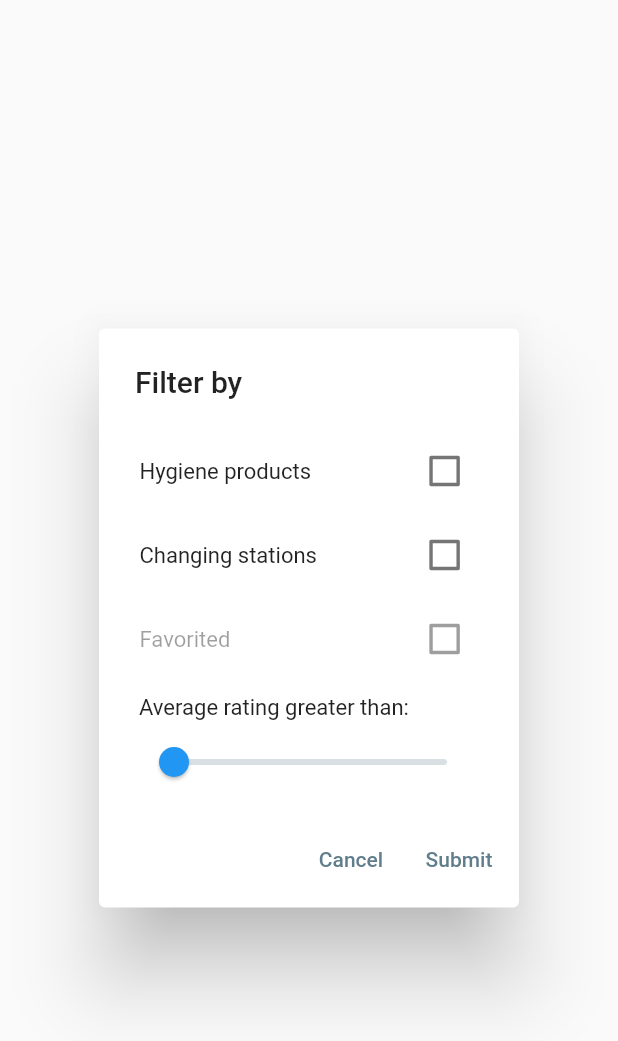
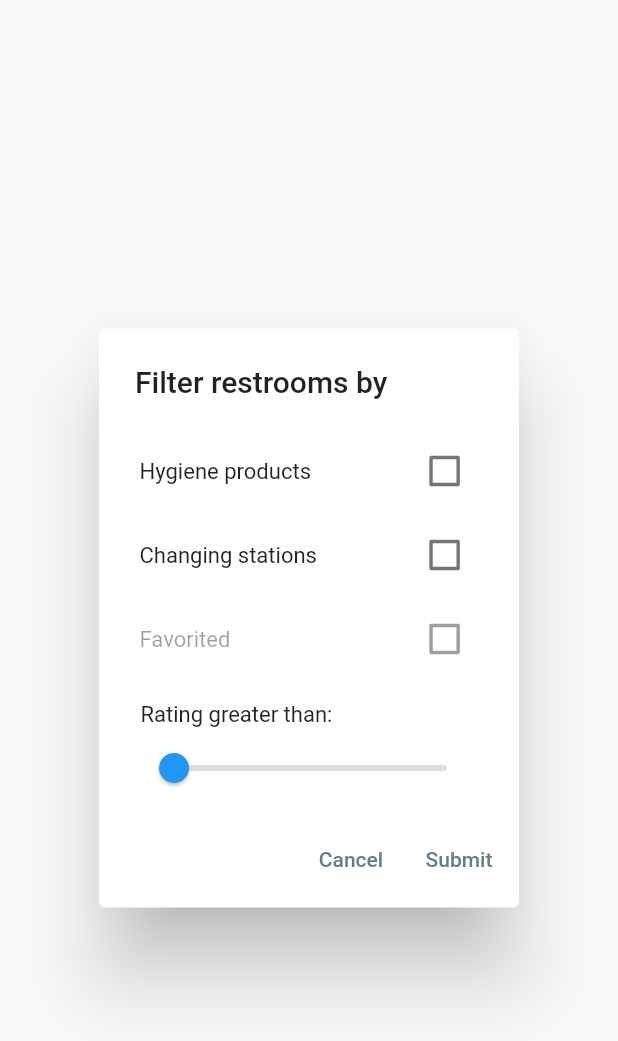
Before and after one commit to twiegan/Tootaloo, a Flutter app: the FilterWidget widget shown alone on an empty page, opened directly, after a tap on "Submit", on a phone screen of 412 x 824 dp. Shown: the top 1041 px of the screen. Run offline on Flutter 3.47's test engine with Material 2 defaults, Android fonts, the phone set to English and light mode, and no system bars; our stand-ins replace dropdown_search, faker, flutter_dotenv, flutter_rating_bar, flutter_speed_dial, google_maps_flutter and 4 more; missing offline and left inert: custom_map_markers, dart:ffi, flutter_config; accounts and stored records are empty; network calls fail.

Commit message:
fix search page index and filter feature added

```diff
--- a/tootaloo/lib/ui/components/filter_dialog.dart
+++ b/tootaloo/lib/ui/components/filter_dialog.dart
@@ -1,3 +1,5 @@
+import 'dart:convert';
+
 import 'package:flutter/material.dart';
 import 'package:flutter_dotenv/flutter_dotenv.dart';
 import 'package:http/http.dart' as http;
@@ -18,6 +20,7 @@ class FilterWidget extends StatefulWidget {
 
 class _FilterWidgetState extends State<FilterWidget> {
   bool isUserLoggedIn = false;
+  String userId = "";
 
   bool isHygiene = false;
   bool isChangingStation = false;
@@ -28,9 +31,10 @@ class _FilterWidgetState extends State<FilterWidget> {
   void initState() {
     super.initState();
     _getUser().then((user) {
-      if (user.id != 'null') {
+      if (user.id != null && user.id != 'null') {
         setState(() {
           isUserLoggedIn = true;
+          userId = user.id!;
         });
       }
     });
@@ -49,7 +53,7 @@ class _FilterWidgetState extends State<FilterWidget> {
   @override
   build(BuildContext context) {
     return AlertDialog(
-      title: const Text('Filter by'),
+      title: const Text('Filter restrooms by'),
       content: Column(
         crossAxisAlignment: CrossAxisAlignment.start,
         mainAxisSize: MainAxisSize.min,
@@ -96,16 +100,16 @@ class _FilterWidgetState extends State<FilterWidget> {
                       }),
           ),
           Transform.translate(
-              offset: const Offset(13.0, 10.0),
+              offset: const Offset(11.0, 15.0),
               child: Transform.scale(
                   scale: 1.13,
                   child: const Text(
-                    "Average rating greater than:",
+                    "Rating greater than:",
                     style: TextStyle(fontSize: 13),
                     textAlign: TextAlign.center,
                   ))),
           Transform.translate(
-              offset: const Offset(0, 15.0),
+              offset: const Offset(0, 19.0),
               child: Slider(
                 activeColor: Colors.blue,
                 min: 0.0,
@@ -143,17 +147,68 @@ class _FilterWidgetState extends State<FilterWidget> {
       bool isFavorited, double ratingValue) async {
     print("$isChangingStation, $isHygiene, $isFavorited, $ratingValue");
 
+    List<dynamic> restroomsToFilter = [];
     if (isFavorited) {
-      // get the restrooms that are favorited by the user
-      Uri uri = Uri.parse("$URL/user-by-id/");
+      // get the restrooms that are favorited by the user to filter
+
+      // get the IDs of favorited restrooms for the current user
+      Map<String, dynamic> queryParams = {"user_id": userId};
+      Uri uri = Uri.http(
+          dotenv.get('BACKEND_HOSTNAME', fallback: 'BACKEND_HOST not found'),
+          "/user-by-id/",
+          queryParams);
       final response = await http.get(uri);
-      print(response.body);
+      dynamic responseData = json.decode(response.body);
+
+      // with the IDs, get the data for each restroom
+      dynamic favoriteRestroomIds = responseData['user']['favorite_bathrooms'];
+      for (dynamic restroomId in favoriteRestroomIds) {
+        Map<String, dynamic> queryParams = {"restroom_id": restroomId['\$oid']};
+        Uri uri = Uri.http(
+            dotenv.get('BACKEND_HOSTNAME', fallback: 'BACKEND_HOST not found'),
+            "/restroom-by-id/",
+            queryParams);
+        final response = await http.get(uri);
+
+        // convert json to contain only the "restroom" objects without the "status" string
+        restroomsToFilter.add(json.decode(response.body)['restroom']);
+      }
     } else {
-      // get all restrooms and filter them
+      // get all restrooms to filter
       Uri uri = Uri.parse("$URL/restrooms/");
       final response = await http.get(uri);
-      print(response.body);
+      restroomsToFilter = json.decode(response.body);
     }
+
+    // now filter based on hygiene products, changing station and rating
+    List<dynamic> filteredRestrooms = restroomsToFilter;
+
+    if (isChangingStation) {
+      // by changing station
+      filteredRestrooms = filteredRestrooms
+          .where((restroom) => restroom['changing-station'] == true)
+          .toList();
+    }
+
+    if (isHygiene) {
+      //by hygiene products
+      filteredRestrooms = filteredRestrooms
+          .where((restroom) => restroom['hygiene-products'] == true)
+          .toList();
+    }
+
+    // by rating
+    filteredRestrooms = filteredRestrooms
+        .where((restroom) => restroom['rating'] > ratingValue)
+        .toList();
+
+    //print(filteredRestrooms);
+
+    List<dynamic> rooms =
+        filteredRestrooms.map((restroom) => restroom["room"]).toList();
+
+    print(rooms);
+    print("================================================");
 
     //TODO: update custom markers from map screen
   }
--- a/tootaloo/lib/ui/screens/map_screen.dart
+++ b/tootaloo/lib/ui/screens/map_screen.dart
@@ -174,7 +174,7 @@ class _MapScreenState extends State<MapScreen> {
                   SnackBar(
                     content: _customSnackBarInfoContent(),
                     backgroundColor: Colors.black87,
-                    duration: const Duration(milliseconds: 2000),
+                    duration: const Duration(milliseconds: 2500),
                     width: 320.0, // Width of the SnackBar.
                     padding: const EdgeInsets.symmetric(
                         horizontal: 15.0, // Inner padding for SnackBar content.
@@ -326,7 +326,6 @@ class _MapScreenState extends State<MapScreen> {
         buildings.add(buildingData);
       } catch (e) {
         print(e);
-        print("here");
       }
     }
 
@@ -405,7 +404,8 @@ class _MapScreenState extends State<MapScreen> {
                   ))
             ]),
             Text(
-              '# of Restrooms: ${building.restroomCount}',
+              //'Total # of Restrooms: ${building.restroomCount}',
+              'Click right to see the floor maps',
               style: const TextStyle(color: Colors.white, fontSize: 11.0),
             )
           ],
--- a/tootaloo/lib/ui/screens/searches/ratings_view_screen.dart
+++ b/tootaloo/lib/ui/screens/searches/ratings_view_screen.dart
@@ -17,7 +17,7 @@ class RatingsViewScreen extends StatefulWidget {
 }
 
 class _RatingsViewScreenState extends State<RatingsViewScreen> {
-  final int index = 0;
+  final int index = 2;
 
   @override
   Widget build(BuildContext context) {
--- a/tootaloo/lib/ui/screens/searches/restroom_search_screen.dart
+++ b/tootaloo/lib/ui/screens/searches/restroom_search_screen.dart
@@ -24,7 +24,7 @@ class RestroomSearchScreen extends StatefulWidget {
 
 /* Define screen state */
 class _RestroomSearchScreenState extends State<RestroomSearchScreen> {
-  final int index = 0;
+  final int index = 2;
   late String _selectedRestroom = "";
   // names map of restrooms we get from API (id: restroom_name)
   late Map<String, String> _restroomNames = {};
--- a/tootaloo/lib/ui/screens/searches/user_search_screen.dart
+++ b/tootaloo/lib/ui/screens/searches/user_search_screen.dart
@@ -24,7 +24,7 @@ class UserSearchScreen extends StatefulWidget {
 
 /* Define screen state */
 class _UserSearchScreenState extends State<UserSearchScreen> {
-  final int index = 0;
+  final int index = 2;
 
   late String _selectedUser = "";
   // names map of restrooms we get from API (id: restroom_name)
```
